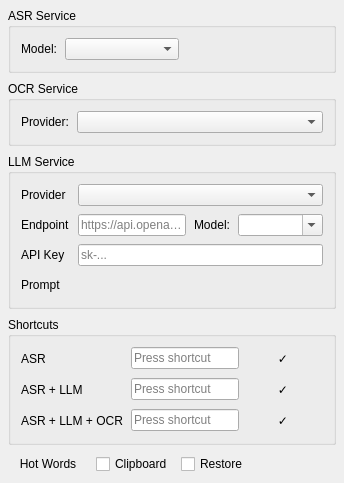
Old version of the form src/asr_setting_widget.ui in the repository xiaodaxia-2008/TalkInput.
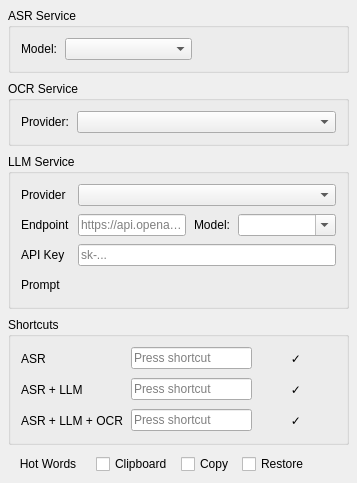
New version of the form.

Commit message: Move clipboard settings from menu to ASR settings widget

Diff of the .ui file:
```diff
--- a/src/asr_setting_widget.ui
+++ b/src/asr_setting_widget.ui
@@ -455,6 +455,16 @@
         </property>
        </widget>
       </item>
+      <item>
+       <widget class="QCheckBox" name="copyToClipboardCheck">
+        <property name="text">
+         <string>Copy</string>
+        </property>
+        <property name="toolTip">
+         <string>Copy result to clipboard</string>
+        </property>
+       </widget>
+      </item>
       <item>
        <widget class="QCheckBox" name="restoreClipboardCheck">
         <property name="text">
```
The commit also changes 4 other files.
